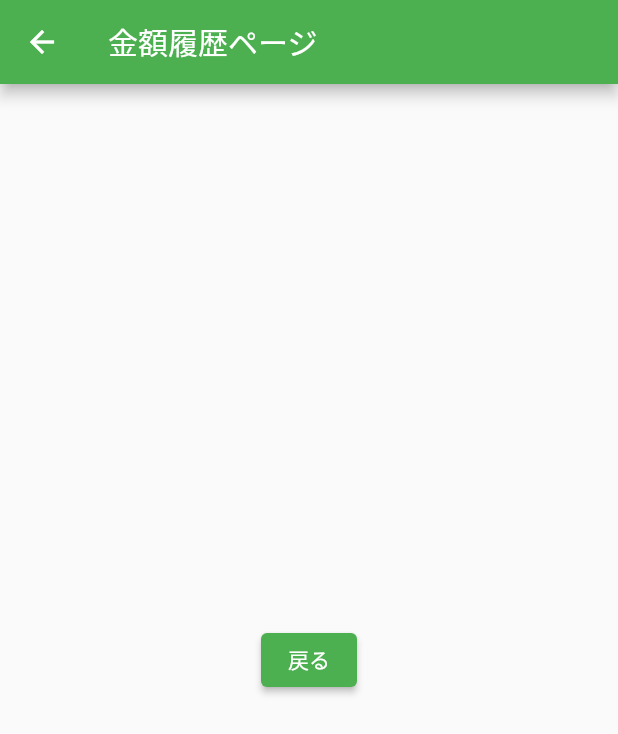
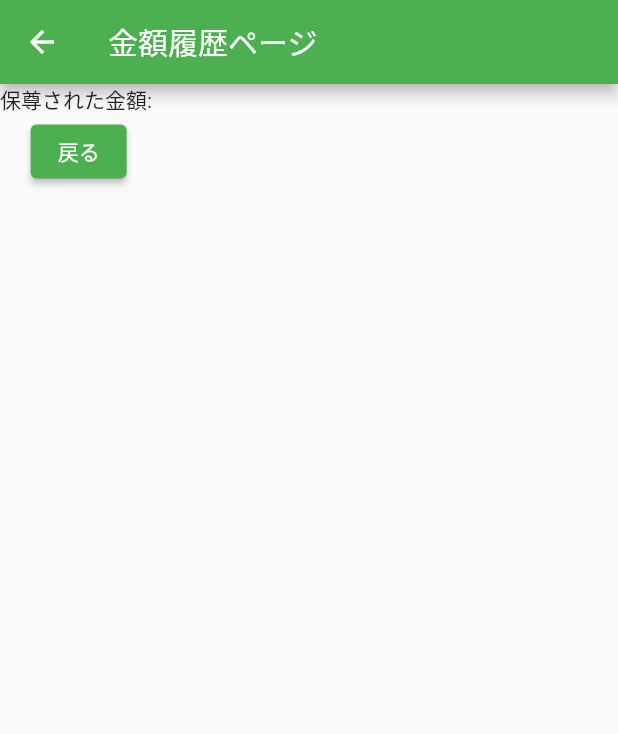
Before and after one commit to hanzawayuki/mobile, a Flutter app: the HomePage screen opened by its route, after a tap on "保存", on a phone screen of 412 x 824 dp. Shown: the top 734 px of the screen. Run offline on Flutter 3.47's test engine with Material 2 defaults, Android fonts, the phone set to English and light mode, and no system bars.

Commit message:
保存進めた

```diff
--- a/lib/main.dart
+++ b/lib/main.dart
@@ -36,7 +36,7 @@ class TopPage extends StatelessWidget {
             Text(
               '金銭管理アプリ',
               style: TextStyle(
-                fontSize: 75.0,
+                fontSize: 50.0,
                 fontWeight: FontWeight.bold,
               ),
             ),
@@ -70,14 +70,18 @@ class _HomePageState extends State<HomePage> {
 
   void saveAmount(BuildContext context) {
     String amount = amountController.text;
-    // ここに金額の保存ロジックを追加する
+    // ここに金額の保存ロジック
     history.add(amount);
-    // 保存が完了したら、テキストフィールドをクリアする
+
     amountController.clear();
 
-    // setState(() {
-    //   history.add(amount);
-    // });
+      Navigator.push(
+        context,
+        MaterialPageRoute(
+          builder: (context) => HistoryPage(history: history),
+          settings: RouteSettings(arguments: amount),
+        ),
+      );
     }
 
   @override
@@ -101,13 +105,7 @@ class _HomePageState extends State<HomePage> {
             SizedBox(height: 16.0),
             ElevatedButton(
               onPressed: () {
-                Navigator.push(
-                  context,
-                  MaterialPageRoute(
-                    builder: (context) =>
-                        HistoryPage(history: history), // 入力履歴リストを渡す
-                  ),
-                );
+                saveAmount(context);
               },
               style: ElevatedButton.styleFrom(
                 padding: EdgeInsets.symmetric(horizontal: 24.0, vertical: 12.0),
@@ -142,17 +140,23 @@ class HistoryPage extends StatelessWidget {
 
   @override
   Widget build(BuildContext context) {
+    final String? amount =
+    ModalRoute.of(context)?.settings.arguments as String?;
+
     return Scaffold(
       appBar: AppBar(
         title: Text('金額履歴ページ'),
       ),
-      body: Center(
-        child: ElevatedButton(
+      body: Column(
+        children: [
+          Text('保尊された金額: $amount'),
+      ElevatedButton(
         onPressed: () {
           Navigator.pop(context);
         },
         child: Text('戻る'),
       ),
+      ],
     ),
     );
   }
```
Lines whose indentation alone changed are shown as unchanged.
